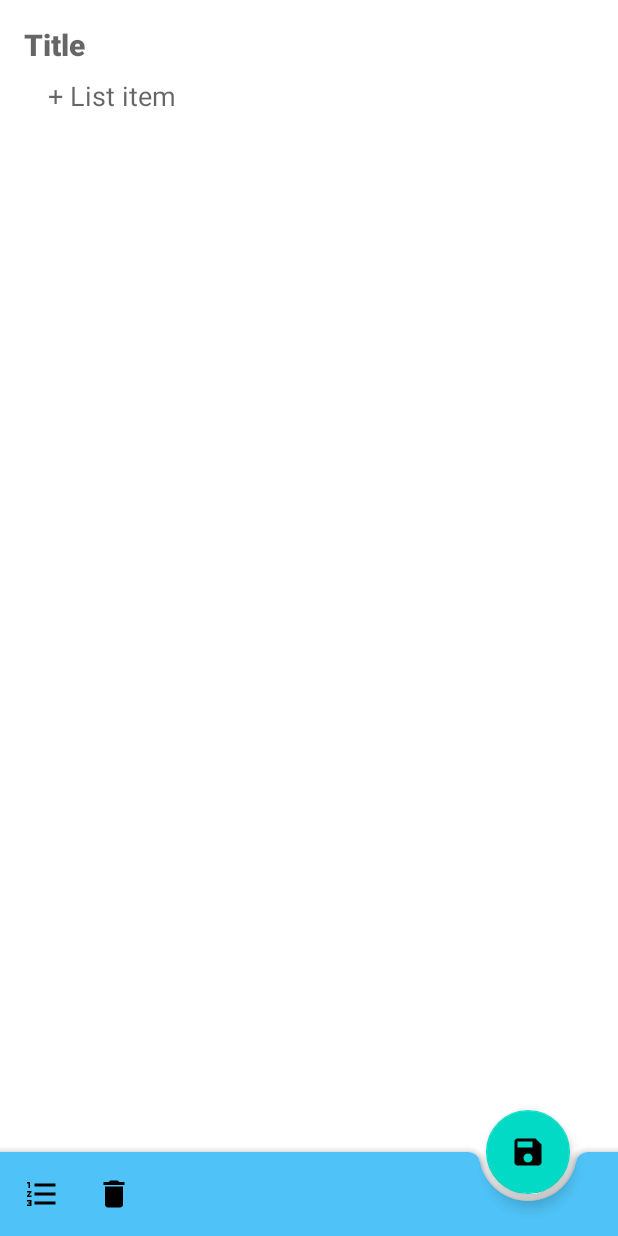
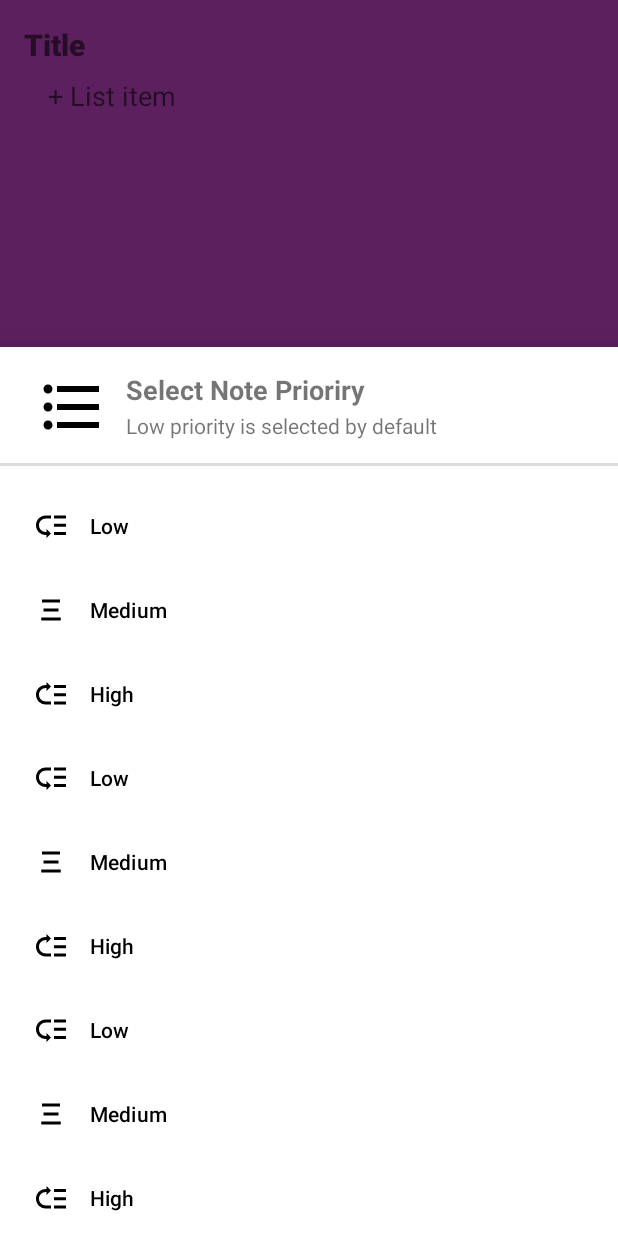
Before and after one commit to angwandi/2msNote, an Android app: the fragment AddNoteFragment placed in its activity, after a tap on "Priority", on a phone screen of 412 x 824 dp. Run offline under Robolectric (Android 15) with nearby library versions, the phone set to English and light mode, and no system bars.

Commit message:
Add bottom sheet Add note Fragment
Signed-off-by: Innocent <31923567+angwandi@users.noreply.github.com>

```diff
--- /dev/null
+++ b/app/src/main/java/com/example/demad/a2msnote/PriorityNavDrawerFragment.java
@@ -0,0 +1,120 @@
+package com.example.demad.a2msnote;
+
+import android.app.Dialog;
+import android.app.Fragment;
+import android.content.DialogInterface;
+import android.os.Bundle;
+import android.support.annotation.NonNull;
+import android.support.annotation.Nullable;
+import android.support.design.internal.NavigationMenuView;
+import android.support.design.widget.BottomSheetBehavior;
+import android.support.design.widget.BottomSheetDialogFragment;
+import android.support.design.widget.NavigationView;
+import android.view.LayoutInflater;
+import android.view.MenuItem;
+import android.view.View;
+import android.view.ViewGroup;
+import android.widget.FrameLayout;
+import android.widget.ImageView;
+import android.widget.Toast;
+
+/**
+ * A simple {@link Fragment} subclass.
+ */
+public class PriorityNavDrawerFragment extends BottomSheetDialogFragment {
+    NavigationView navigationView;
+    ImageView imageView;
+
+    public static PriorityNavDrawerFragment newInstance() {
+        return new PriorityNavDrawerFragment();
+    }
+
+    @Override
+    public View onCreateView(@NonNull LayoutInflater inflater, ViewGroup container,
+                             Bundle savedInstanceState) {
+        View view = inflater.inflate(R.layout.nt_add_priority_nav_drawer_fragment, container, false);
+        navigationView = view.findViewById(R.id.nt_add_Priority_navigation_view);
+        imageView = view.findViewById(R.id.close_imageview);
+        return view;
+    }
+
+    @Override
+    public void onActivityCreated(@Nullable Bundle savedInstanceState) {
+        super.onActivityCreated(savedInstanceState);
+        /*Handle Priority menu item click
+         * to be moved later todo
+         * */
+        navigationView.setNavigationItemSelectedListener(new NavigationView.OnNavigationItemSelectedListener() {
+            @Override
+            public boolean onNavigationItemSelected(@NonNull MenuItem menuItem) {
+                switch (menuItem.getItemId()) {
+                    case R.id.nav_low:
+                        Toast.makeText(navigationView.getContext(), "Low priority selected", Toast.LENGTH_SHORT).show();
+                        PriorityNavDrawerFragment.this.dismiss();
+                        break;
+                    case R.id.nav_medium:
+                        Toast.makeText(navigationView.getContext(), "Medium priority selected", Toast.LENGTH_SHORT).show();
+                        PriorityNavDrawerFragment.this.dismiss();
+                        break;
+                    case R.id.nav_high:
+                        Toast.makeText(navigationView.getContext(), "High priority selected", Toast.LENGTH_SHORT).show();
+                        PriorityNavDrawerFragment.this.dismiss();
+                        break;
+                }
+                return true;
+            }
+        });
+        /*Close Priority NavigationDrawer Fragment by clicking on the close imageView*/
+        imageView.setOnClickListener(new View.OnClickListener() {
+            @Override
+            public void onClick(View view) {
+                PriorityNavDrawerFragment.this.dismiss();
+            }
+        });
+        /*Remove the horrible scroll bar*/
+        this.disableNavigationViewScrollbars(navigationView);
+    }
+
+    /*Control the behavior of the Bottom sheet*/
+    @NonNull
+    @Override
+    public Dialog onCreateDialog(Bundle savedInstanceState) {
+        final Dialog dialog = super.onCreateDialog(savedInstanceState);
+        dialog.setOnShowListener(new DialogInterface.OnShowListener() {
+            @Override
+            public void onShow(DialogInterface dialogInterface) {
+                FrameLayout frameLayout = dialog.findViewById(R.id.design_bottom_sheet);
+                assert frameLayout != null;
+                BottomSheetBehavior bottomSheetBehavior = BottomSheetBehavior.from(frameLayout);
+                bottomSheetBehavior.setBottomSheetCallback(new BottomSheetBehavior.BottomSheetCallback() {
+                    @Override
+                    public void onSlide(@NonNull View bottomSheet, float slideOffset) {
+                        if ((double) slideOffset > 0.5D) {
+                            imageView.setVisibility(View.VISIBLE);
+                        } else {
+                            imageView.setVisibility(View.GONE);
+                        }
+                    }
+
+                    @Override
+                    public void onStateChanged(@NonNull View bottomSheet, int newState) {
+                        switch (newState) {
+                            case 5:
+                                PriorityNavDrawerFragment.this.dismiss();
+                            default:
+                        }
+                    }
+                });
+            }
+        });
+        return dialog;
+    }
+
+    /*Helper Method to hide the horrible scroll bar*/
+    public final void disableNavigationViewScrollbars(NavigationView navigationView) {
+        View view = navigationView != null ? navigationView.getChildAt(0) : null;
+        NavigationMenuView navigationMenuView = (NavigationMenuView) view;
+        assert navigationMenuView != null;
+        navigationMenuView.setVerticalScrollBarEnabled(false);
+    }
+}
--- a/app/src/main/java/com/example/demad/a2msnote/data/AddNoteFragment.java
+++ b/app/src/main/java/com/example/demad/a2msnote/data/AddNoteFragment.java
@@ -10,10 +10,12 @@ import android.support.v7.app.AppCompatActivity;
 import android.view.LayoutInflater;
 import android.view.Menu;
 import android.view.MenuInflater;
+import android.view.MenuItem;
 import android.view.View;
 import android.view.ViewGroup;
 import android.widget.EditText;
 
+import com.example.demad.a2msnote.PriorityNavDrawerFragment;
 import com.example.demad.a2msnote.R;
 
 import java.util.Objects;
@@ -69,4 +71,15 @@ public class AddNoteFragment extends android.support.v4.app.Fragment {
         menuInflater.inflate(R.menu.nt_bar_add_note_menu, menu);
         super.onCreateOptionsMenu(menu, menuInflater);
     }
+
+    @Override
+    public boolean onOptionsItemSelected(MenuItem item) {
+        switch (item.getItemId()) {
+            case R.id.bar_priority:
+                PriorityNavDrawerFragment priorityNavD = new PriorityNavDrawerFragment();
+                assert getFragmentManager() != null;
+                priorityNavD.show(getFragmentManager(), priorityNavD.getTag());
+        }
+        return true;
+    }
 }
--- /dev/null
+++ b/app/src/main/res/drawable/ic_close_nav_drawer.xml
@@ -0,0 +1,9 @@
+<vector xmlns:android="http://schemas.android.com/apk/res/android"
+    android:width="24dp"
+    android:height="24dp"
+    android:viewportHeight="24.0"
+    android:viewportWidth="24.0">
+    <path
+        android:fillColor="#FF000000"
+        android:pathData="M19,6.41L17.59,5 12,10.59 6.41,5 5,6.41 10.59,12 5,17.59 6.41,19 12,13.41 17.59,19 19,17.59 13.41,12z" />
+</vector>
--- /dev/null
+++ b/app/src/main/res/drawable/ic_priority_nav_drawer.xml
@@ -0,0 +1,9 @@
+<vector xmlns:android="http://schemas.android.com/apk/res/android"
+    android:width="48dp"
+    android:height="48dp"
+    android:viewportHeight="24.0"
+    android:viewportWidth="24.0">
+    <path
+        android:fillColor="#FF000000"
+        android:pathData="M4,10.5c-0.83,0 -1.5,0.67 -1.5,1.5s0.67,1.5 1.5,1.5 1.5,-0.67 1.5,-1.5 -0.67,-1.5 -1.5,-1.5zM4,4.5c-0.83,0 -1.5,0.67 -1.5,1.5S3.17,7.5 4,7.5 5.5,6.83 5.5,6 4.83,4.5 4,4.5zM4,16.5c-0.83,0 -1.5,0.68 -1.5,1.5s0.68,1.5 1.5,1.5 1.5,-0.68 1.5,-1.5 -0.67,-1.5 -1.5,-1.5zM7,19h14v-2L7,17v2zM7,13h14v-2L7,11v2zM7,5v2h14L21,5L7,5z" />
+</vector>
--- a/app/src/main/res/layout/nt_add_note_fragment.xml
+++ b/app/src/main/res/layout/nt_add_note_fragment.xml
@@ -10,10 +10,13 @@
         android:layout_height="match_parent">
 
         <ScrollView
+            android:id="@+id/nt_add-root"
             android:layout_width="match_parent"
             android:layout_height="match_parent"
+            android:background="@color/ColorSecondaryLight"
             android:fillViewport="true"
             android:nestedScrollingEnabled="true"
+            android:paddingBottom="32dp"
             tools:targetApi="lollipop">
 
             <android.support.constraint.ConstraintLayout
@@ -70,7 +73,8 @@
             android:layout_height="wrap_content"
             android:layout_gravity="bottom"
             app:backgroundTint="@color/colorPrimary"
-            app:hideOnScroll="true" />
+            app:hideOnScroll="true"
+            app:layout_scrollFlags="scroll|enterAlways" />
 
         <android.support.design.widget.FloatingActionButton
             android:id="@+id/nt_add_fab"
--- /dev/null
+++ b/app/src/main/res/layout/nt_add_priority_nav_drawer_fragment.xml
@@ -0,0 +1,79 @@
+<?xml version="1.0" encoding="utf-8"?>
+<android.support.constraint.ConstraintLayout xmlns:android="http://schemas.android.com/apk/res/android"
+    xmlns:app="http://schemas.android.com/apk/res-auto"
+    android:id="@+id/navigation_view_layout"
+    android:layout_width="match_parent"
+    android:layout_height="wrap_content"
+    app:behavior_hideable="true"
+    app:layout_behavior="@string/bottom_sheet_behavior">
+
+    <TextView
+        android:id="@+id/nt_add_priority_nav_drawer_tv"
+        android:layout_width="wrap_content"
+        android:layout_height="wrap_content"
+        android:layout_marginLeft="12dp"
+        android:layout_marginStart="12dp"
+        android:layout_marginTop="16dp"
+        android:text="Select Note Prioriry"
+        android:textSize="18sp"
+        android:textStyle="bold"
+        app:layout_constraintStart_toEndOf="@+id/nt_add_img_nav_drawer"
+        app:layout_constraintTop_toTopOf="parent" />
+
+    <android.support.design.widget.NavigationView
+        android:id="@+id/nt_add_Priority_navigation_view"
+        android:layout_width="match_parent"
+        android:layout_height="wrap_content"
+        android:layout_gravity="bottom"
+        android:layout_marginTop="4dp"
+        android:paddingBottom="40dp"
+        android:theme="@style/NavigationDrawerStyle"
+        app:layout_constraintHorizontal_bias="0.0"
+        app:layout_constraintStart_toStartOf="parent"
+        app:layout_constraintTop_toBottomOf="@+id/view"
+        app:menu="@menu/nt_add_priority_nav_drawer" />
+
+    <TextView
+        android:id="@+id/nt_desc_priority_nav_drawer_tv"
+        android:layout_width="wrap_content"
+        android:layout_height="wrap_content"
+        android:layout_marginTop="2dp"
+        android:text="Low priority is selected by default"
+        app:layout_constraintStart_toStartOf="@+id/nt_add_priority_nav_drawer_tv"
+        app:layout_constraintTop_toBottomOf="@+id/nt_add_priority_nav_drawer_tv" />
+
+    <ImageView
+        android:id="@+id/nt_add_img_nav_drawer"
+        android:layout_width="48dp"
+        android:layout_height="48dp"
+        android:layout_marginLeft="24dp"
+        android:layout_marginStart="24dp"
+        android:background="@drawable/ic_priority_nav_drawer"
+        app:layout_constraintStart_toStartOf="parent"
+        app:layout_constraintTop_toTopOf="@+id/nt_add_priority_nav_drawer_tv" />
+
+    <View
+        android:id="@+id/view"
+        android:layout_width="match_parent"
+        android:layout_height="2dip"
+        android:layout_marginTop="15dp"
+        android:background="#447e7e7e"
+        app:layout_constraintEnd_toEndOf="parent"
+        app:layout_constraintHorizontal_bias="0.0"
+        app:layout_constraintStart_toStartOf="parent"
+        app:layout_constraintTop_toBottomOf="@+id/nt_desc_priority_nav_drawer_tv" />
+
+    <ImageView
+        android:id="@+id/close_imageview"
+        android:layout_width="24dp"
+        android:layout_height="24dp"
+        android:layout_marginBottom="8dp"
+        android:layout_marginEnd="16dp"
+        android:layout_marginRight="16dp"
+        android:layout_marginTop="8dp"
+        android:background="@drawable/ic_close_nav_drawer"
+        android:visibility="gone"
+        app:layout_constraintBottom_toBottomOf="@+id/nt_desc_priority_nav_drawer_tv"
+        app:layout_constraintEnd_toEndOf="parent"
+        app:layout_constraintTop_toTopOf="@+id/nt_add_priority_nav_drawer_tv" />
+</android.support.constraint.ConstraintLayout>
--- a/app/src/main/res/layout/nt_all_note_fragment.xml
+++ b/app/src/main/res/layout/nt_all_note_fragment.xml
@@ -27,6 +27,7 @@
             app:backgroundTint="@color/colorPrimary"
             app:fabAlignmentMode="center"
             app:hideOnScroll="true"
+            app:layout_scrollFlags="scroll|enterAlways"
             app:navigationIcon="@drawable/nt_menu" />
 
         <android.support.design.widget.FloatingActionButton
--- /dev/null
+++ b/app/src/main/res/menu/nt_add_priority_nav_drawer.xml
@@ -0,0 +1,60 @@
+<?xml version="1.0" encoding="utf-8"?>
+<menu xmlns:android="http://schemas.android.com/apk/res/android">
+    <item
+        android:id="@+id/nav_low"
+        android:icon="@drawable/ic_priority_low"
+        android:title="Low" />
+    <item
+        android:id="@+id/nav_medium"
+        android:icon="@drawable/ic_priority_medium"
+        android:title="Medium" />
+    <item
+        android:id="@+id/nav_high"
+        android:icon="@drawable/ic_priority_high"
+        android:title="High" />
+    <item
+        android:icon="@drawable/ic_priority_low"
+        android:title="Low" />
+    <item
+        android:icon="@drawable/ic_priority_medium"
+        android:title="Medium" />
+    <item
+        android:icon="@drawable/ic_priority_high"
+        android:title="High" />
+    <item
+        android:icon="@drawable/ic_priority_low"
+        android:title="Low" />
+    <item
+        android:icon="@drawable/ic_priority_medium"
+        android:title="Medium" />
+    <item
+        android:icon="@drawable/ic_priority_high"
+        android:title="High" />
+    <item
+        android:icon="@drawable/ic_priority_low"
+        android:title="Low" />
+    <item
+        android:icon="@drawable/ic_priority_medium"
+        android:title="Medium" />
+    <item
+        android:icon="@drawable/ic_priority_high"
+        android:title="High" />
+    <item
+        android:icon="@drawable/ic_priority_low"
+        android:title="Low" />
+    <item
+        android:icon="@drawable/ic_priority_medium"
+        android:title="Medium" />
+    <item
+        android:icon="@drawable/ic_priority_high"
+        android:title="High" />
+    <item
+        android:icon="@drawable/ic_priority_low"
+        android:title="Low" />
+    <item
+        android:icon="@drawable/ic_priority_medium"
+        android:title="Medium" />
+    <item
+        android:icon="@drawable/ic_priority_high"
+        android:title="High" />
+</menu>
--- a/app/src/main/res/values/styles.xml
+++ b/app/src/main/res/values/styles.xml
@@ -49,4 +49,10 @@
     <style name="Widget.Note.Button.TextButton" parent="Widget.MaterialComponents.Button.TextButton">
         <item name="android:textColor">?android:attr/textColorPrimary</item>
     </style>
+
+    <style name="NavigationDrawerStyle">
+        <item name="android:textSize">16sp</item><!-- text size in menu-->
+        <item name="android:listPreferredItemHeightSmall">56dp</item><!-- item size in menu-->
+        <item name="listPreferredItemHeightSmall">56dp</item><!-- item size in menu-->
+    </style>
 </resources>
```
